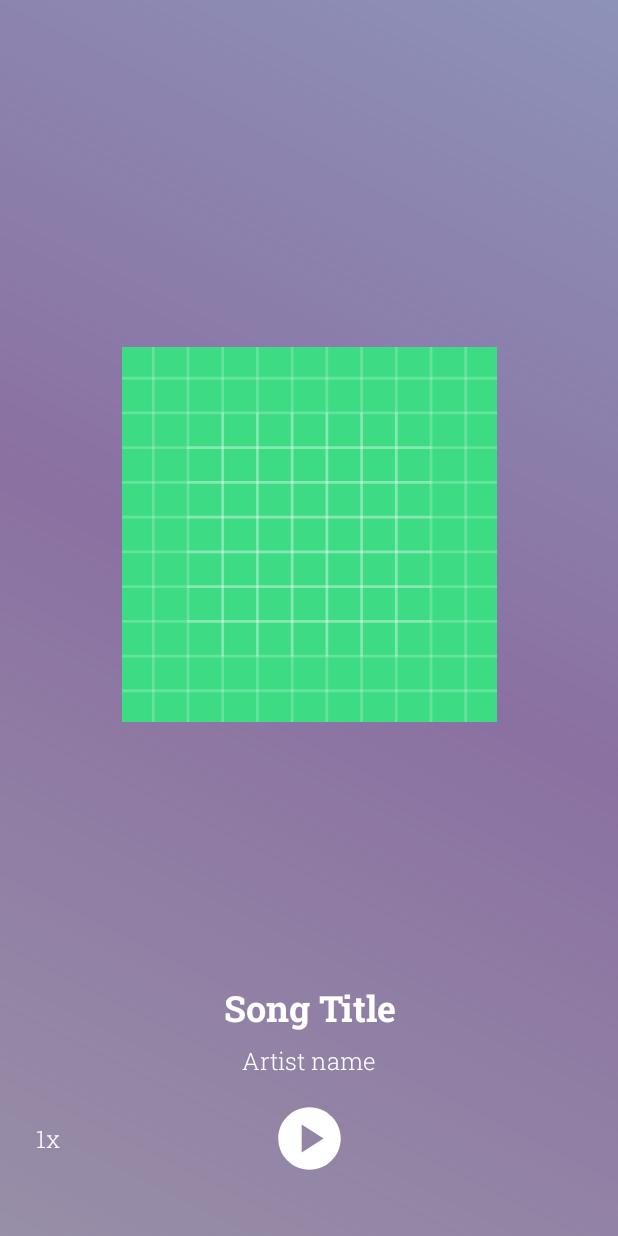
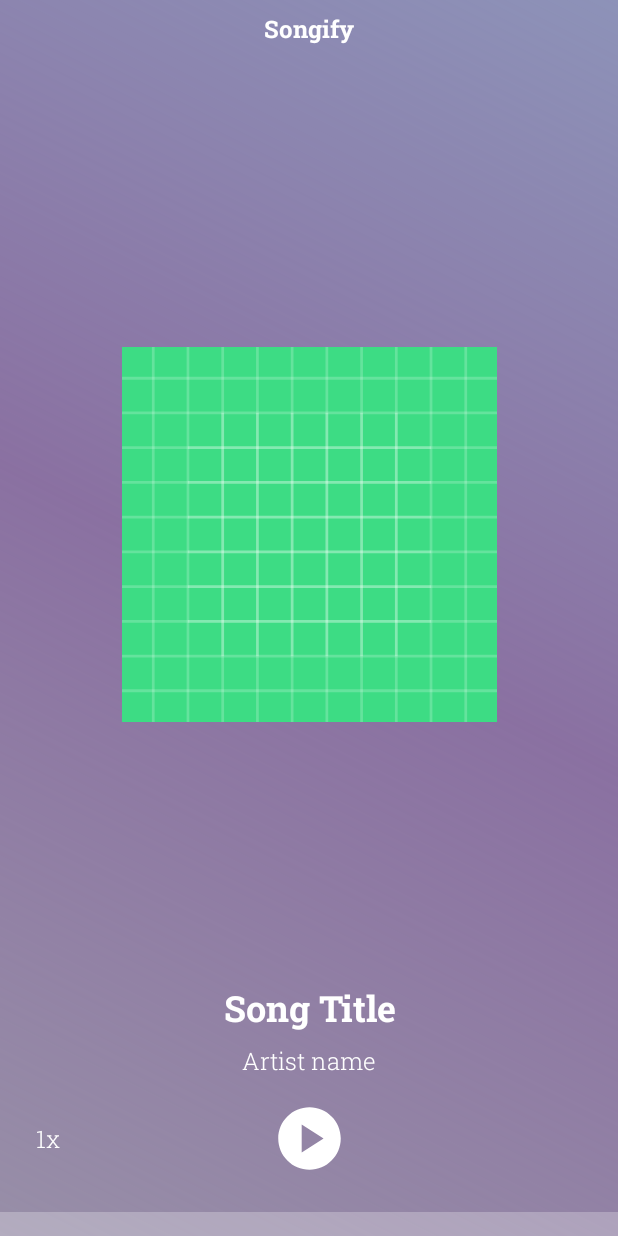
Before and after one commit to thesohelshaikh/songify, an Android app: the layout item_song_player.xml on its own in the app's theme, with its tools: preview values and no code run, on a phone screen of 412 x 824 dp. Run offline under Robolectric (Android 15) with nearby library versions, the phone set to English and light mode, and no system bars.

Commit message:
Add audio player

```diff
--- a/app/build.gradle
+++ b/app/build.gradle
@@ -37,6 +37,9 @@ android {
 
 dependencies {
 
+    // Exoplayer - for playing songs
+    implementation 'com.google.android.exoplayer:exoplayer:2.16.0'
+
     implementation 'androidx.core:core-ktx:1.6.0'
     implementation 'androidx.appcompat:appcompat:1.3.1'
     implementation 'com.google.android.material:material:1.4.0'
--- a/app/src/main/AndroidManifest.xml
+++ b/app/src/main/AndroidManifest.xml
@@ -1,6 +1,8 @@
 <?xml version="1.0" encoding="utf-8"?>
 <manifest xmlns:android="http://schemas.android.com/apk/res/android"
     package="com.thesohelshaikh.songify">
+
+    <uses-permission android:name="android.permission.INTERNET" />
 
     <application
         android:allowBackup="true"
--- /dev/null
+++ b/app/src/main/res/drawable/ic_pause_button.xml
@@ -0,0 +1,5 @@
+<vector android:height="24dp" android:tint="#FFFFFF"
+    android:viewportHeight="24" android:viewportWidth="24"
+    android:width="24dp" xmlns:android="http://schemas.android.com/apk/res/android">
+    <path android:fillColor="@android:color/white" android:pathData="M12,2C6.48,2 2,6.48 2,12s4.48,10 10,10s10,-4.48 10,-10S17.52,2 12,2zM11,16H9V8h2V16zM15,16h-2V8h2V16z"/>
+</vector>
--- a/app/src/main/res/layout/item_song_player.xml
+++ b/app/src/main/res/layout/item_song_player.xml
@@ -28,6 +28,19 @@
         app:layout_constraintStart_toStartOf="parent"
         app:layout_constraintTop_toTopOf="parent"
         app:srcCompat="@drawable/bg_song_background" />
+
+    <androidx.appcompat.widget.AppCompatTextView
+        android:id="@+id/textViewAppName"
+        android:layout_width="wrap_content"
+        android:layout_height="wrap_content"
+        android:layout_marginTop="8dp"
+        android:fontFamily="@font/robotoslab_bold"
+        android:text="@string/app_name"
+        android:textColor="@color/white"
+        android:textSize="16sp"
+        app:layout_constraintEnd_toEndOf="@id/guidelineEnd"
+        app:layout_constraintStart_toStartOf="@id/guidelineStart"
+        app:layout_constraintTop_toTopOf="parent" />
 
     <androidx.appcompat.widget.AppCompatImageView
         android:id="@+id/imageViewAlbumArt"
@@ -69,7 +82,7 @@
         android:layout_width="50dp"
         android:layout_height="50dp"
         android:layout_marginBottom="24dp"
-        app:layout_constraintBottom_toTopOf="@id/guidelineBottom"
+        app:layout_constraintBottom_toTopOf="@id/progressBar"
         app:layout_constraintEnd_toEndOf="@id/guidelineEnd"
         app:layout_constraintStart_toStartOf="@id/guidelineStart"
         app:srcCompat="@drawable/ic_play_button" />
@@ -85,11 +98,15 @@
         app:layout_constraintStart_toStartOf="@id/guidelineStart"
         app:layout_constraintTop_toTopOf="@id/imageViewPlayPause" />
 
-    <androidx.constraintlayout.widget.Guideline
-        android:id="@+id/guidelineBottom"
-        android:layout_width="wrap_content"
+    <com.google.android.material.progressindicator.LinearProgressIndicator
+        android:id="@+id/progressBar"
+        android:layout_width="0dp"
         android:layout_height="wrap_content"
-        android:orientation="horizontal"
-        app:layout_constraintGuide_end="@dimen/appMargin" />
+        android:progressTint="@color/white"
+        app:indicatorColor="@color/white"
+        app:layout_constraintBottom_toBottomOf="parent"
+        app:layout_constraintEnd_toEndOf="parent"
+        app:layout_constraintStart_toStartOf="parent"
+        app:trackThickness="16dp" />
 
 </androidx.constraintlayout.widget.ConstraintLayout>
```
Also changed, not shown: app/src/main/java/com/thesohelshaikh/songify/ui/MainActivity.kt (+98 -2 lines).
